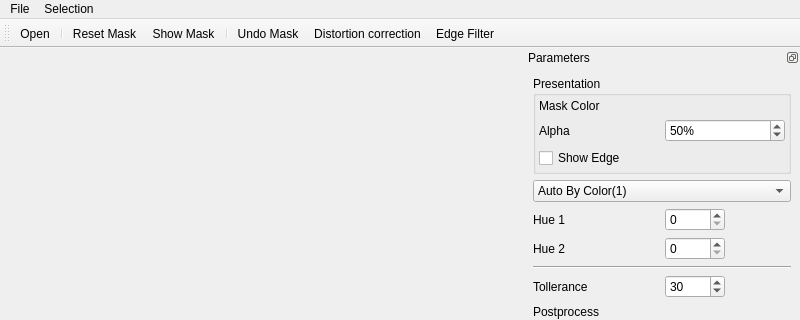
Old version of the form applications/testdistortion/ui/testDistortionMainWindow.ui in the repository PimenovAlexander/corecvs; both pictures show x 0 to 800 and y 0 to 320 of the 800 by 639 pixel window.
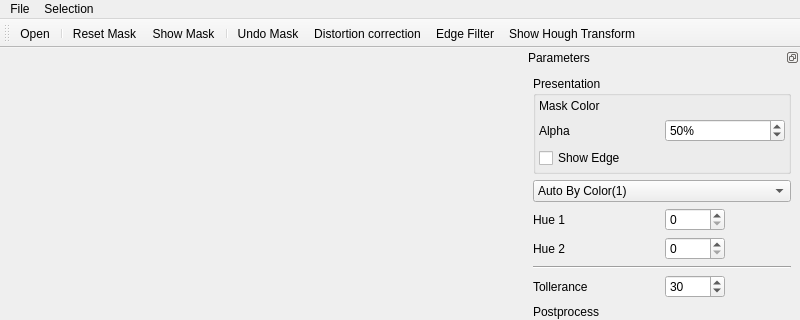
New version of the form. Icons and pictures are not drawn. Custom widgets are drawn as their Qt base class.

```diff
--- a/applications/testdistortion/ui/testDistortionMainWindow.ui
+++ b/applications/testdistortion/ui/testDistortionMainWindow.ui
@@ -296,6 +296,7 @@
    <addaction name="actionUndoMask"/>
    <addaction name="actionDistortionCorrection"/>
    <addaction name="actionToggleEdgeFilter"/>
+   <addaction name="actionShowHoughTransform"/>
   </widget>
   <widget class="QDockWidget" name="logWidget_2">
    <property name="features">
@@ -374,6 +375,15 @@
     <string>Edge Filter</string>
    </property>
   </action>
+  <action name="actionShowHoughTransform">
+   <property name="icon">
+    <iconset resource="../../../resources/main.qrc">
+     <normaloff>:/new/subwindows/chart_curve.png</normaloff>:/new/subwindows/chart_curve.png</iconset>
+   </property>
+   <property name="text">
+    <string>Show Hough Transform</string>
+   </property>
+  </action>
  </widget>
  <customwidgets>
   <customwidget>
```
